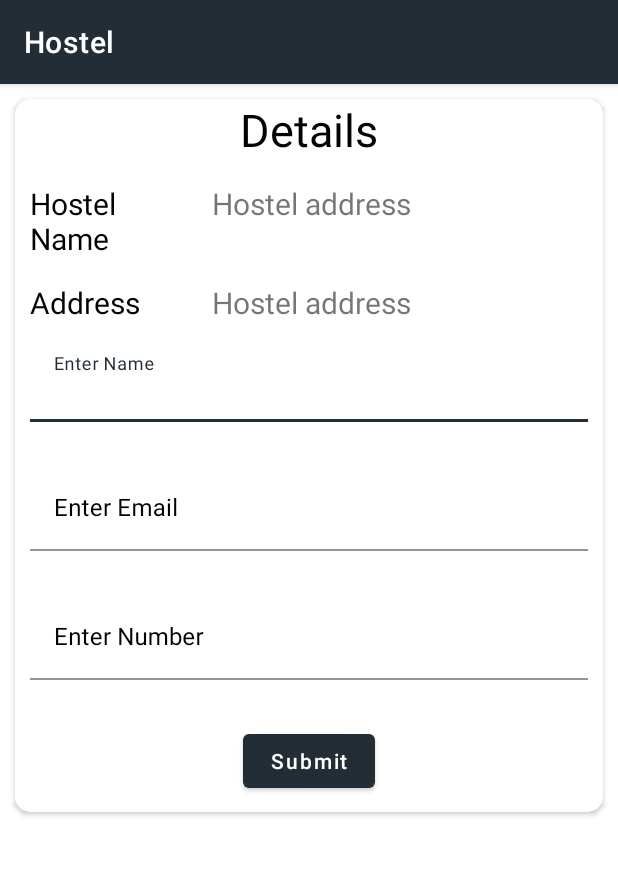
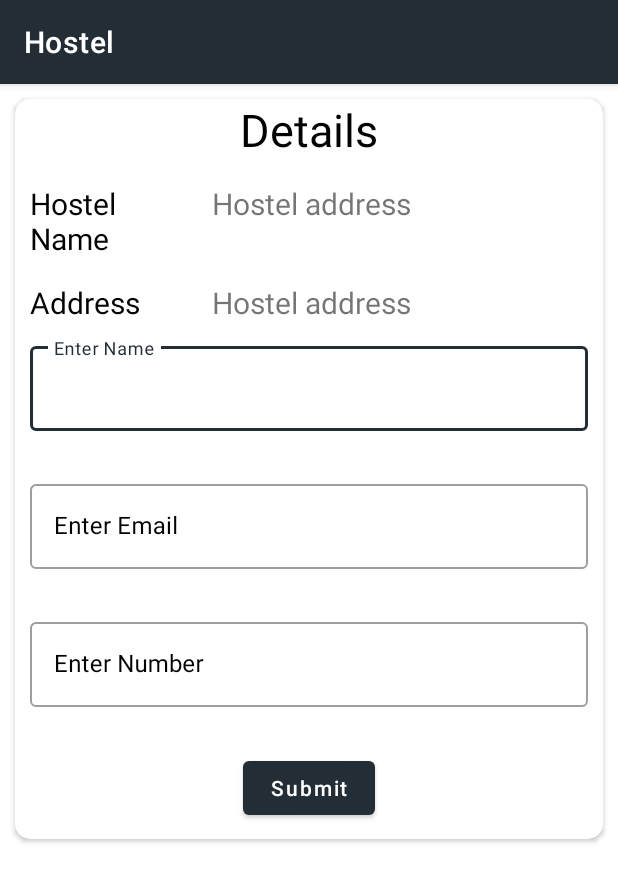
Before and after one commit to asadghaffar/hostel-fcodex, an Android app: the ContactDetails screen opened directly, with no data from a screen before it, on a phone screen of 412 x 824 dp. Shown: the top 882 px of the screen. Run offline under Robolectric (Android 15) with nearby library versions, the phone set to English and light mode, and no system bars.

Commit message:
Update In xml

```diff
--- a/app/src/main/res/drawable/ic_no_hostel.xml
+++ b/app/src/main/res/drawable/ic_no_hostel.xml
@@ -3,7 +3,7 @@
     android:height="24dp"
     android:viewportWidth="24"
     android:viewportHeight="24"
-    android:tint="?attr/colorControlNormal">
+    android:tint="@color/black">
   <path
       android:fillColor="@android:color/white"
       android:pathData="M18.99,5c0,-1.1 -0.89,-2 -1.99,-2h-7L7.66,5.34 19,16.68 18.99,5zM3.65,3.88L2.38,5.15 5,7.77V19c0,1.1 0.9,2 2,2h10.01c0.35,0 0.67,-0.1 0.96,-0.26l1.88,1.88 1.27,-1.27L3.65,3.88z"/>
--- a/app/src/main/res/layout/activity_contact_details.xml
+++ b/app/src/main/res/layout/activity_contact_details.xml
@@ -87,6 +87,7 @@
                 <com.google.android.material.textfield.TextInputLayout
                     android:layout_width="match_parent"
                     android:layout_height="wrap_content"
+                    style="@style/Widget.MaterialComponents.TextInputLayout.OutlinedBox"
                     android:layout_marginBottom="10dp"
                     android:hint="Enter Name"
                     android:textColorHint="@color/black">
@@ -110,6 +111,7 @@
                 <com.google.android.material.textfield.TextInputLayout
                     android:layout_width="match_parent"
                     android:layout_height="wrap_content"
+                    style="@style/Widget.MaterialComponents.TextInputLayout.OutlinedBox"
                     android:layout_marginBottom="10dp"
                     android:backgroundTint="@color/yellow"
                     android:hint="Enter Email"
@@ -132,6 +134,7 @@
                 android:layout_marginTop="15dp">
 
                 <com.google.android.material.textfield.TextInputLayout
+                    style="@style/Widget.MaterialComponents.TextInputLayout.OutlinedBox"
                     android:layout_width="match_parent"
                     android:layout_height="wrap_content"
                     android:layout_marginBottom="10dp"
--- a/app/src/main/res/layout/content_main.xml
+++ b/app/src/main/res/layout/content_main.xml
@@ -17,4 +17,5 @@
         app:layout_constraintRight_toRightOf="parent"
         app:layout_constraintTop_toTopOf="parent"
         app:navGraph="@navigation/mobile_navigation" />
+
 </androidx.constraintlayout.widget.ConstraintLayout>
```
Also changed, not shown: app/src/main/res/layout/fragment_hostel.xml (+4 -4 lines).
